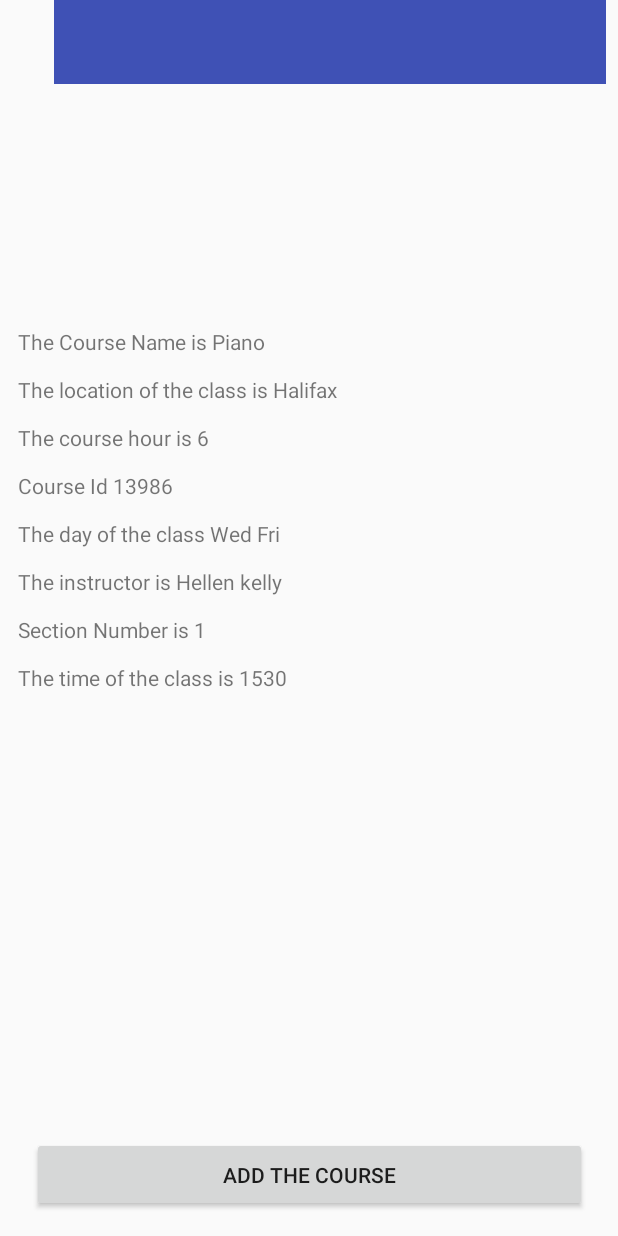
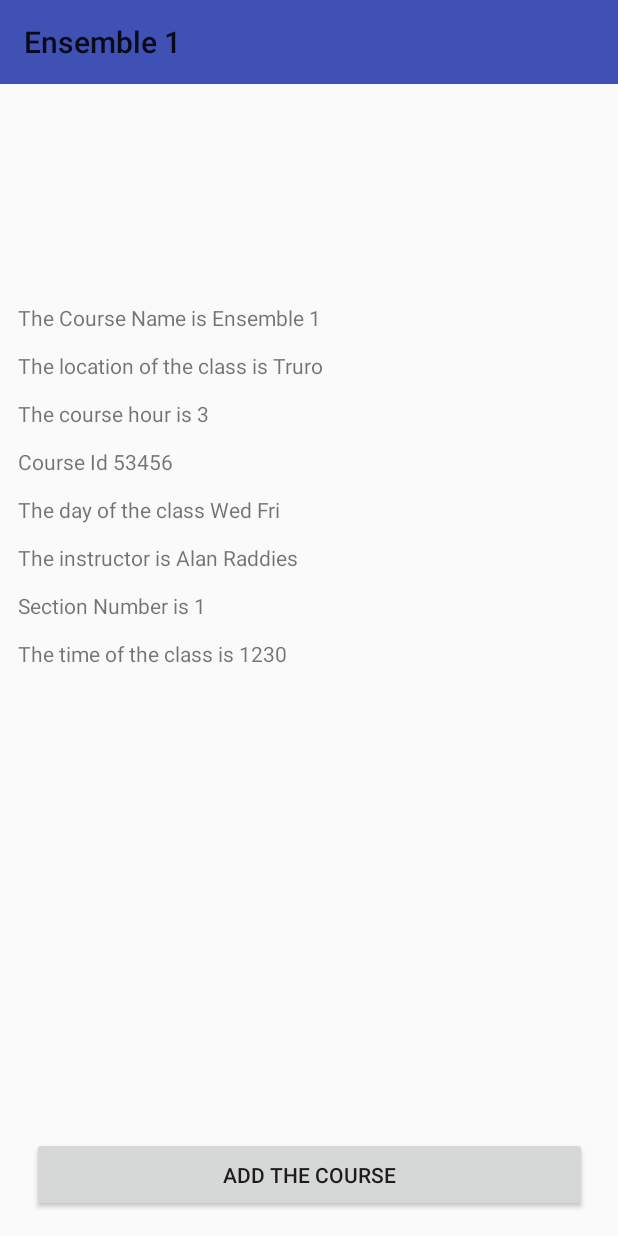
Before and after one commit to waffle-iron/CSCI3130PROJECT, an Android app: the screen it shows after launch (SecondActivity), after a tap on "Ensemble 1", on a phone screen of 412 x 824 dp. Run offline under Robolectric (Android 15) with nearby library versions, the phone set to English and light mode, and no system bars.

Commit message:
demo 3 by Alan // finally done                //original code

```diff
--- a/app/src/main/java/com/example/yiweizhang/csci3130project/Course.java
+++ b/app/src/main/java/com/example/yiweizhang/csci3130project/Course.java
@@ -91,7 +91,7 @@ public class Course {
 
         public String toString(){
 
-        return  "\nThe Course Name is "+ getName() + "\n" +
+        return  "The Course Name is "+ getName() + "\n" +
                 "\nThe location of the class is "+ getLocation() +"\n"+
                 "\nThe course hour is "+ getCourseHour() +"\n"+
                 "\nCourse Id "+ getCourseId() +"\n"+
--- a/app/src/main/java/com/example/yiweizhang/csci3130project/MainActivity.java
+++ b/app/src/main/java/com/example/yiweizhang/csci3130project/MainActivity.java
@@ -33,7 +33,7 @@ public class MainActivity extends AppCompatActivity {
             @Override
             public void onItemClick(AdapterView<?> adapterView, View view, int i, long l) {
                 Intent intent = new Intent(MainActivity.this,SecondActivity.class);
-                intent.putExtra("Course", listView.getItemIdAtPosition(i));
+                intent.putExtra("Course", listView.getItemAtPosition(i).toString());
                 startActivity(intent);
             }
         });
--- a/app/src/main/java/com/example/yiweizhang/csci3130project/SecondActivity.java
+++ b/app/src/main/java/com/example/yiweizhang/csci3130project/SecondActivity.java
@@ -72,8 +72,69 @@ public class SecondActivity extends AppCompatActivity {
 
         if(bundle!=null){
             toolbar.setTitle(bundle.getString("Course"));
+            if(toolbar.getTitle().toString().equalsIgnoreCase("Database Design")){
+                textView.setText(Courselist.get(0).toString());
+            }
+            if(toolbar.getTitle().toString().equalsIgnoreCase("Ensemble")){
+                textView.setText(Courselist.get(1).toString());
+            }
+            if(toolbar.getTitle().toString().equalsIgnoreCase("Ensemble 1")){
+                textView.setText(Courselist.get(2).toString());
+            }
+            if(toolbar.getTitle().toString().equalsIgnoreCase("Voice")){
+                textView.setText(Courselist.get(3).toString());
+            }
+            if(toolbar.getTitle().toString().equalsIgnoreCase("Guitar")){
+                textView.setText(Courselist.get(4).toString());
+            }
+            if(toolbar.getTitle().toString().equalsIgnoreCase("Piano")){
+                textView.setText(Courselist.get(5).toString());
+            }
+            if(toolbar.getTitle().toString().equalsIgnoreCase("violin")){
+                textView.setText(Courselist.get(6).toString());
+            }
+            if(toolbar.getTitle().toString().equalsIgnoreCase("French")){
+                textView.setText(Courselist.get(7).toString());
+            }
+            if(toolbar.getTitle().toString().equalsIgnoreCase("Spanish")){
+                textView.setText(Courselist.get(8).toString());
+            }
+            if(toolbar.getTitle().toString().equalsIgnoreCase("Chinese")){
+                textView.setText(Courselist.get(9).toString());
+            }
+            if(toolbar.getTitle().toString().equalsIgnoreCase("Japanese")){
+                textView.setText(Courselist.get(10).toString());
+            }
+            if(toolbar.getTitle().toString().equalsIgnoreCase("German Fiction")){
+                textView.setText(Courselist.get(11).toString());
+            }
+            if(toolbar.getTitle().toString().equalsIgnoreCase("Halifax and the world")){
+                textView.setText(Courselist.get(12).toString());
+            }
+            if(toolbar.getTitle().toString().equalsIgnoreCase("Introduction to Java")){
+                textView.setText(Courselist.get(13).toString());
+            }
+            if(toolbar.getTitle().toString().equalsIgnoreCase("Introduction to C")){
+                textView.setText(Courselist.get(14).toString());
+            }
+            if(toolbar.getTitle().toString().equalsIgnoreCase("Introduction to python")){
+                textView.setText(Courselist.get(15).toString());
+            }
+            if(toolbar.getTitle().toString().equalsIgnoreCase("Introduction to UI")){
+                textView.setText(Courselist.get(16).toString());
+            }
+            if(toolbar.getTitle().toString().equalsIgnoreCase("Introduction to C++")){
+                textView.setText(Courselist.get(17).toString());
+            }
+            if(toolbar.getTitle().toString().equalsIgnoreCase("Math 2001")){
+                textView.setText(Courselist.get(18).toString());
+
+            } if(toolbar.getTitle().toString().equalsIgnoreCase("Math 2112")){
+                textView.setText(Courselist.get(19).toString());
+            }
+
         }
 
-        textView.setText(Courselist.get(5).toString());
+
     }
 }
--- a/app/src/main/res/layout/activity_second.xml
+++ b/app/src/main/res/layout/activity_second.xml
@@ -28,16 +28,13 @@
 
     <android.support.v7.widget.Toolbar
         android:id="@+id/toolbar2"
-        android:layout_width="368dp"
+        android:layout_width="match_parent"
         android:layout_height="wrap_content"
-        android:layout_marginEnd="8dp"
+        android:layout_alignParentStart="true"
+        android:layout_alignParentTop="true"
         android:background="?attr/colorPrimary"
         android:minHeight="?attr/actionBarSize"
-        android:theme="?attr/actionBarTheme"
-        app:layout_constraintEnd_toEndOf="parent"
-        app:layout_constraintLeft_toLeftOf="parent"
-        app:layout_constraintRight_toRightOf="parent"
-        tools:layout_editor_absoluteY="6dp" />
+        android:theme="?attr/actionBarTheme" />
 
 
 </android.support.constraint.ConstraintLayout>
```
